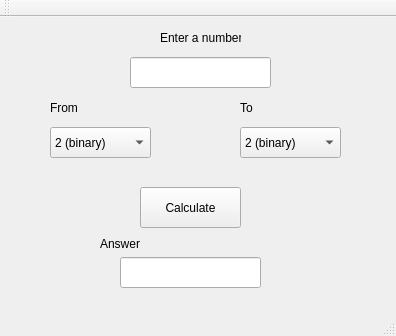
Qt form mainwindow.ui (Venoox/Number-Base-Converter) before a commit.
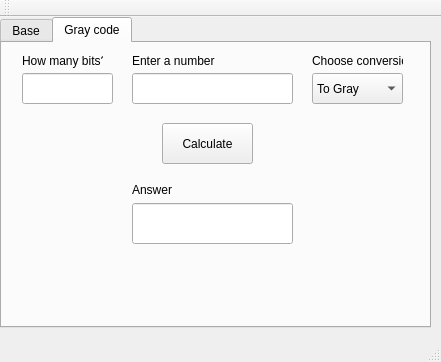
The same form after that commit.

Commit message: Added Gray code converter

The edit to the form file:
```diff
--- a/mainwindow.ui
+++ b/mainwindow.ui
@@ -9,8 +9,8 @@
    <rect>
     <x>0</x>
     <y>0</y>
-    <width>396</width>
-    <height>336</height>
+    <width>441</width>
+    <height>362</height>
    </rect>
   </property>
   <property name="sizePolicy">
@@ -23,10 +23,26 @@
    <string>Number Base Converter</string>
   </property>
   <widget class="QWidget" name="centralWidget">
+   <widget class="QTabWidget" name="tabWidget">
+    <property name="geometry">
+     <rect>
+      <x>0</x>
+      <y>0</y>
+      <width>431</width>
+      <height>311</height>
+     </rect>
+    </property>
+    <property name="currentIndex">
+     <number>1</number>
+    </property>
+    <widget class="QWidget" name="tab">
+     <attribute name="title">
+      <string>Base</string>
+     </attribute>
    <widget class="QComboBox" name="to">
     <property name="geometry">
      <rect>
-      <x>240</x>
+        <x>270</x>
       <y>110</y>
       <width>101</width>
       <height>31</height>
@@ -53,37 +69,41 @@
      </property>
     </item>
    </widget>
-   <widget class="QLabel" name="label">
-    <property name="geometry">
-     <rect>
-      <x>160</x>
-      <y>10</y>
-      <width>81</width>
-      <height>21</height>
-     </rect>
-    </property>
-    <property name="text">
-     <string>Enter a number</string>
-    </property>
-   </widget>
-   <widget class="QLabel" name="label_2">
+     <widget class="QComboBox" name="from">
     <property name="geometry">
      <rect>
       <x>50</x>
-      <y>80</y>
-      <width>91</width>
-      <height>21</height>
-     </rect>
-    </property>
+        <y>110</y>
+        <width>101</width>
+        <height>31</height>
+       </rect>
+      </property>
+      <item>
     <property name="text">
-     <string>From</string>
-    </property>
+        <string>2 (binary)</string>
+       </property>
+      </item>
+      <item>
+       <property name="text">
+        <string>8 (octal)</string>
+       </property>
+      </item>
+      <item>
+       <property name="text">
+        <string>10 (decimal)</string>
+       </property>
+      </item>
+      <item>
+       <property name="text">
+        <string>16 (hexadecimal)</string>
+       </property>
+      </item>
    </widget>
    <widget class="QPushButton" name="pushButton">
     <property name="geometry">
      <rect>
-      <x>140</x>
-      <y>170</y>
+        <x>160</x>
+        <y>160</y>
       <width>101</width>
       <height>41</height>
      </rect>
@@ -98,53 +118,20 @@
      <bool>false</bool>
     </property>
    </widget>
-   <widget class="QComboBox" name="from">
+     <widget class="QLineEdit" name="answerbox">
     <property name="geometry">
      <rect>
-      <x>50</x>
-      <y>110</y>
-      <width>101</width>
+        <x>140</x>
+        <y>240</y>
+        <width>141</width>
       <height>31</height>
      </rect>
-    </property>
-    <item>
-     <property name="text">
-      <string>2 (binary)</string>
-     </property>
-    </item>
-    <item>
-     <property name="text">
-      <string>8 (octal)</string>
-     </property>
-    </item>
-    <item>
-     <property name="text">
-      <string>10 (decimal)</string>
-     </property>
-    </item>
-    <item>
-     <property name="text">
-      <string>16 (hexadecimal)</string>
-     </property>
-    </item>
-   </widget>
-   <widget class="QLabel" name="label_4">
-    <property name="geometry">
-     <rect>
-      <x>240</x>
-      <y>80</y>
-      <width>91</width>
-      <height>21</height>
-     </rect>
-    </property>
-    <property name="text">
-     <string>To</string>
     </property>
    </widget>
    <widget class="QLabel" name="label_3">
     <property name="geometry">
      <rect>
-      <x>100</x>
+        <x>140</x>
       <y>220</y>
       <width>47</width>
       <height>13</height>
@@ -154,25 +141,176 @@
      <string>Answer</string>
     </property>
    </widget>
+     <widget class="QLabel" name="label_4">
+      <property name="geometry">
+       <rect>
+        <x>270</x>
+        <y>80</y>
+        <width>91</width>
+        <height>21</height>
+       </rect>
+      </property>
+      <property name="text">
+       <string>To</string>
+      </property>
+     </widget>
    <widget class="QLineEdit" name="inputbox">
     <property name="geometry">
      <rect>
-      <x>130</x>
+        <x>140</x>
       <y>40</y>
       <width>141</width>
       <height>31</height>
      </rect>
     </property>
    </widget>
-   <widget class="QLineEdit" name="answerbox">
+     <widget class="QLabel" name="label">
     <property name="geometry">
      <rect>
-      <x>120</x>
-      <y>240</y>
-      <width>141</width>
+        <x>140</x>
+        <y>10</y>
+        <width>81</width>
+        <height>21</height>
+       </rect>
+      </property>
+      <property name="text">
+       <string>Enter a number</string>
+      </property>
+     </widget>
+     <widget class="QLabel" name="label_2">
+      <property name="geometry">
+       <rect>
+        <x>50</x>
+        <y>80</y>
+        <width>91</width>
+        <height>21</height>
+       </rect>
+      </property>
+      <property name="text">
+       <string>From</string>
+      </property>
+     </widget>
+    </widget>
+    <widget class="QWidget" name="tab_2">
+     <attribute name="title">
+      <string>Gray code</string>
+     </attribute>
+     <widget class="QLineEdit" name="lineEdit">
+      <property name="geometry">
+       <rect>
+        <x>20</x>
+        <y>30</y>
+        <width>91</width>
       <height>31</height>
      </rect>
     </property>
+     </widget>
+     <widget class="QLabel" name="label_5">
+      <property name="geometry">
+       <rect>
+        <x>20</x>
+        <y>10</y>
+        <width>81</width>
+        <height>16</height>
+       </rect>
+      </property>
+      <property name="text">
+       <string>How many bits?</string>
+      </property>
+     </widget>
+     <widget class="QPushButton" name="pushButton_2">
+      <property name="geometry">
+       <rect>
+        <x>160</x>
+        <y>80</y>
+        <width>91</width>
+        <height>41</height>
+       </rect>
+      </property>
+      <property name="text">
+       <string>Calculate</string>
+      </property>
+     </widget>
+     <widget class="QComboBox" name="comboBox">
+      <property name="geometry">
+       <rect>
+        <x>310</x>
+        <y>30</y>
+        <width>91</width>
+        <height>31</height>
+       </rect>
+      </property>
+      <item>
+       <property name="text">
+        <string>To Gray </string>
+       </property>
+      </item>
+      <item>
+       <property name="text">
+        <string>To Decimal</string>
+       </property>
+      </item>
+     </widget>
+     <widget class="QLineEdit" name="lineEdit_2">
+      <property name="geometry">
+       <rect>
+        <x>130</x>
+        <y>30</y>
+        <width>161</width>
+        <height>31</height>
+       </rect>
+      </property>
+     </widget>
+     <widget class="QLineEdit" name="lineEdit_3">
+      <property name="geometry">
+       <rect>
+        <x>130</x>
+        <y>160</y>
+        <width>161</width>
+        <height>41</height>
+       </rect>
+      </property>
+     </widget>
+     <widget class="QLabel" name="label_6">
+      <property name="geometry">
+       <rect>
+        <x>130</x>
+        <y>10</y>
+        <width>91</width>
+        <height>16</height>
+       </rect>
+      </property>
+      <property name="text">
+       <string>Enter a number</string>
+      </property>
+     </widget>
+     <widget class="QLabel" name="label_7">
+      <property name="geometry">
+       <rect>
+        <x>310</x>
+        <y>10</y>
+        <width>91</width>
+        <height>16</height>
+       </rect>
+      </property>
+      <property name="text">
+       <string>Choose conversion</string>
+      </property>
+     </widget>
+     <widget class="QLabel" name="label_8">
+      <property name="geometry">
+       <rect>
+        <x>130</x>
+        <y>140</y>
+        <width>47</width>
+        <height>13</height>
+       </rect>
+      </property>
+      <property name="text">
+       <string>Answer</string>
+      </property>
+     </widget>
+    </widget>
    </widget>
   </widget>
   <widget class="QMenuBar" name="menuBar">
```
Left out of the diff: 2 changed lines with no effect on the pictures. Lines whose indentation alone changed are shown as unchanged. The commit also changes 2 other files.
